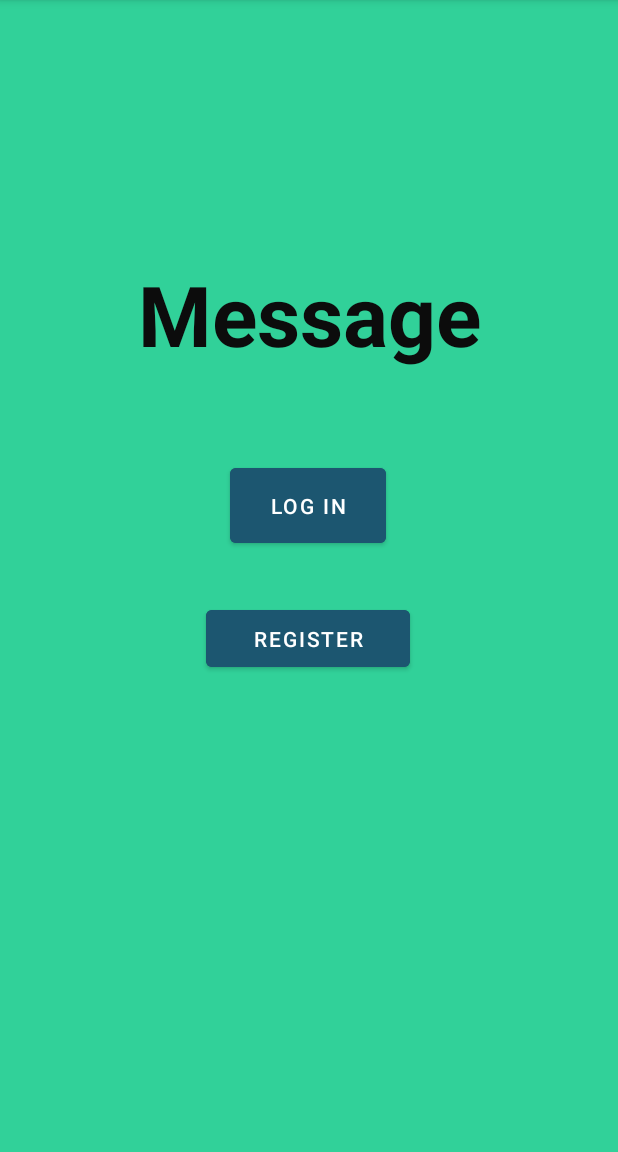
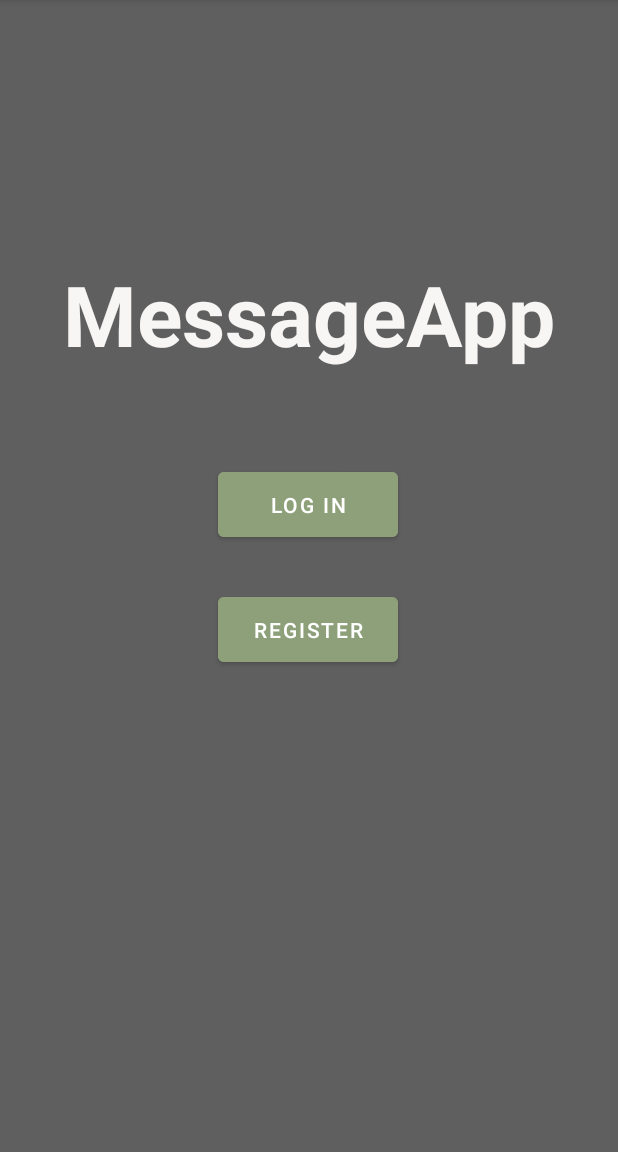
Before and after one commit to GabrielHr00/AndroidStudio--ChatApp--Firebase-WhatsApp, an Android app: the screen it shows after launch (StartActivity), on a phone screen of 412 x 824 dp, the part 84-1236 px from its top. Run offline under Robolectric (Android 15) with nearby library versions, the phone set to English and light mode, and no system bars; our stand-ins replace Firebase (no records; nobody signed in at launch, a user with empty details on screens opened directly).

Commit message:
StartActivity layout

```diff
--- a/ChatAppFirebase/app/src/main/res/layout/activity_start.xml
+++ b/ChatAppFirebase/app/src/main/res/layout/activity_start.xml
@@ -4,14 +4,14 @@
     xmlns:tools="http://schemas.android.com/tools"
     android:layout_width="match_parent"
     android:layout_height="match_parent"
-    android:background="#31D199"
+    android:background="#5F5F5F"
     tools:context=".StartActivity">
 
     <Button
         android:id="@+id/login"
-        android:layout_width="104dp"
-        android:layout_height="62dp"
-        android:backgroundTint="#1C5670"
+        android:layout_width="120dp"
+        android:layout_height="55dp"
+        android:backgroundTint="#8DA07A"
         android:text="Log In"
         app:layout_constraintBottom_toBottomOf="parent"
         app:layout_constraintEnd_toEndOf="parent"
@@ -22,25 +22,25 @@
 
     <Button
         android:id="@+id/register"
-        android:layout_width="136dp"
-        android:layout_height="50dp"
-        android:backgroundTint="#1C5670"
+        android:layout_width="120dp"
+        android:layout_height="55dp"
+        android:backgroundTint="#8DA07A"
         android:text="Register"
         app:layout_constraintBottom_toBottomOf="parent"
         app:layout_constraintEnd_toEndOf="parent"
-        app:layout_constraintHorizontal_bias="0.498"
+        app:layout_constraintHorizontal_bias="0.497"
         app:layout_constraintStart_toStartOf="parent"
         app:layout_constraintTop_toTopOf="parent"
-        app:layout_constraintVertical_bias="0.558" />
+        app:layout_constraintVertical_bias="0.55" />
 
     <TextView
         android:id="@+id/message"
         android:layout_width="wrap_content"
         android:layout_height="wrap_content"
-        android:text="Message"
+        android:text="MessageApp"
         android:textAlignment="center"
         android:textAppearance="@style/TextAppearance.AppCompat.Display3"
-        android:textColor="#0C0C0C"
+        android:textColor="#F8F5F5"
         android:textStyle="bold"
         app:layout_constraintBottom_toBottomOf="parent"
         app:layout_constraintEnd_toEndOf="parent"
```
